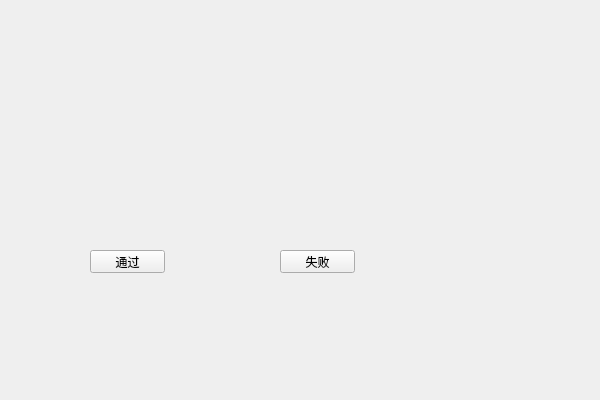
Before: the Qt Designer form IPCTestDemo/prompt.ui in MMQQING/IPCTestDemo, drawn with Qt 5.
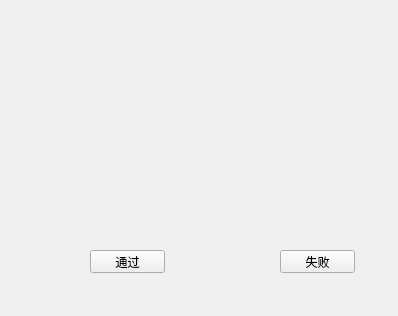
After: the same form once the commit is applied.

What changed in the file:
```diff
--- a/IPCTestDemo/prompt.ui
+++ b/IPCTestDemo/prompt.ui
@@ -6,8 +6,8 @@
    <rect>
     <x>0</x>
     <y>0</y>
-    <width>600</width>
-    <height>400</height>
+    <width>398</width>
+    <height>316</height>
    </rect>
   </property>
   <property name="windowTitle">
```
Left out of the diff: 13 changed lines with no effect on the pictures.
